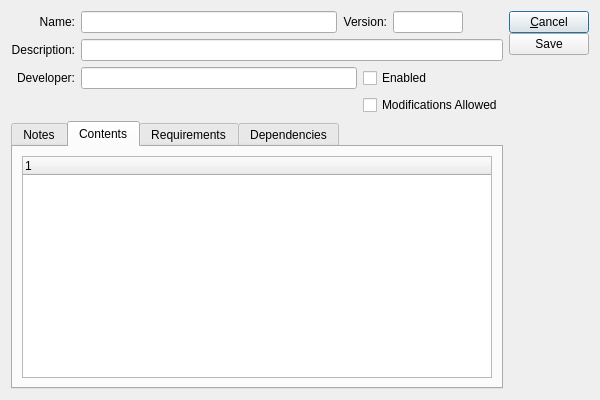
This is guiclient/package.ui in Pegasus-RPG/xtuple-client as Qt 5 draws it before an edit. The edited form follows.
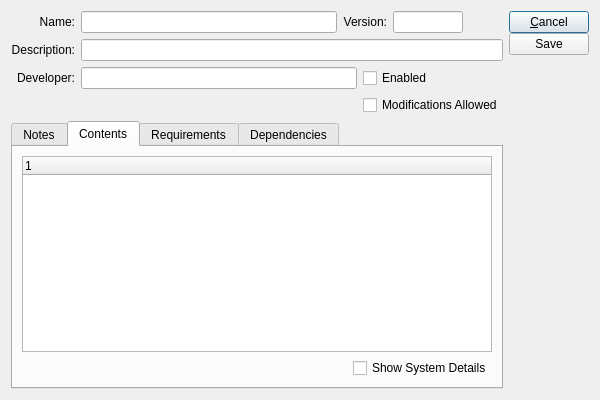
This is the edited form. The open tabs and pages were chosen to show the change. Custom widgets are drawn as their Qt base class.

Commit message: bug #9013 - remove dependence of new updater on pkgitem table. marked pkgitem as deprecated. it's still used by older updaters and so cannot be removed yet. tested by loading xtbatch into a db with updater 2.1.0 and updater 2.2.0wip and by loading examples/test9138_* with 2.2.0wip.

Diff of the .ui file:
```diff
--- a/guiclient/package.ui
+++ b/guiclient/package.ui
@@ -168,9 +168,29 @@
       <attribute name="title" >
        <string>Contents</string>
       </attribute>
-      <layout class="QGridLayout" >
-       <item row="0" column="0" >
-        <widget class="XTreeWidget" name="_rec" />
+      <layout class="QGridLayout">
+       <item row="0" column="0" colspan="2">
+        <widget class="XTreeWidget" name="_rec"/>
+       </item>
+       <item row="1" column="0">
+        <spacer name="horizontalSpacer">
+         <property name="orientation">
+          <enum>Qt::Horizontal</enum>
+         </property>
+         <property name="sizeHint" stdset="0">
+          <size>
+           <width>40</width>
+           <height>20</height>
+          </size>
+         </property>
+        </spacer>
+       </item>
+       <item row="1" column="1">
+        <widget class="XCheckBox" name="_showSystemDetails">
+         <property name="text">
+          <string>Show System Details</string>
+         </property>
+        </widget>
        </item>
       </layout>
      </widget>
@@ -227,6 +247,11 @@
   </layout>
  </widget>
  <customwidgets>
+  <customwidget>
+   <class>XCheckBox</class>
+   <extends>QCheckBox</extends>
+   <header>xcheckbox.h</header>
+  </customwidget>
   <customwidget>
    <class>XLineEdit</class>
    <extends>QLineEdit</extends>
```
Left out of the diff: 154 changed lines with no effect on the pictures. The commit also changes 1 other file.
